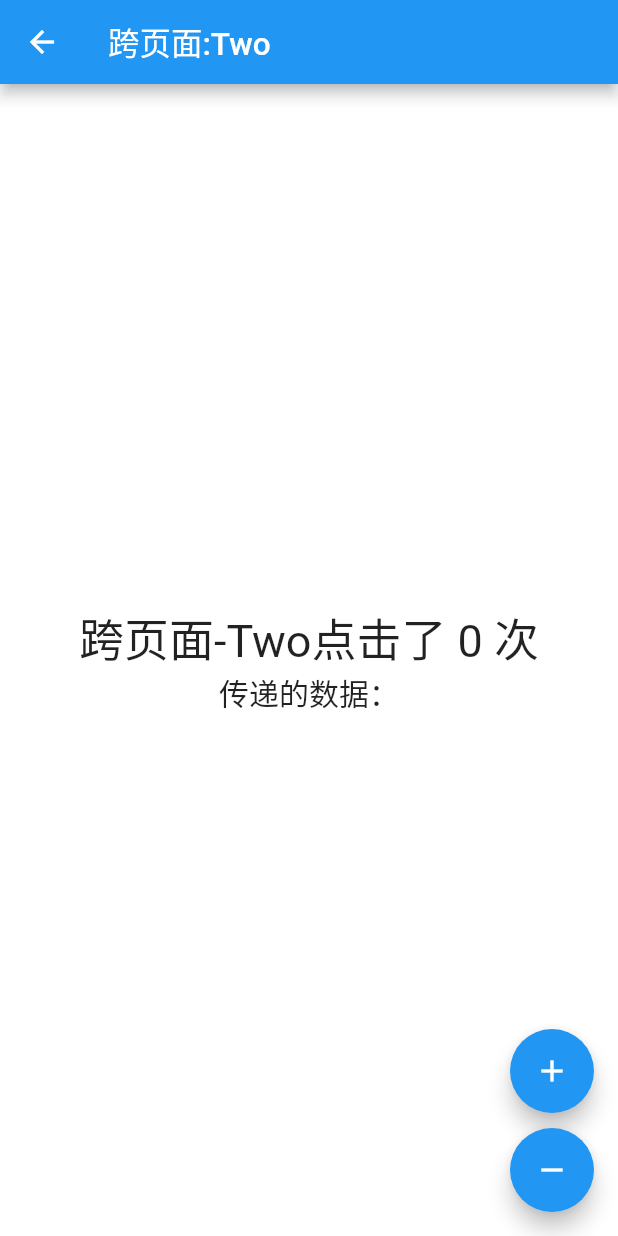
After one commit to MoonCheung/dart-source, a Flutter app: the AcrossTwoPage screen opened by its route, after a tap on the "add" icon, after a tap on the "remove" icon, on a phone screen of 412 x 824 dp. The commit adds this screen. Run offline on Flutter 3.47's test engine with Material 2 defaults, Android fonts, the phone set to English and light mode, and no system bars; our stand-ins replace dio, equatable, event_bus, get; statements that could not run were skipped.

Commit message:
feat: get跨页面组件

```diff
--- a/flutter_demo/lib/router/app_page.dart
+++ b/flutter_demo/lib/router/app_page.dart
@@ -104,6 +104,14 @@ class RouteConfig {
           // NOTE：不再扩展bindings类，可以使用下面BindingsBuilder()方法
           // binding: BindingsBuilder(
           //     () => Get.lazyPut(() => CounterBindingController())))
+          GetPage(
+            name: RouteName.getxacrossone,
+            page: () => AcrossOnePage(title: '跨页面:One'),
+          ),
+          GetPage(
+            name: RouteName.getxacrosstwo,
+            page: () => AcrossTwoPage(title: '跨页面:Two'),
+          ),
         ]),
   ];
 }
--- a/flutter_demo/lib/router/app_routes.dart
+++ b/flutter_demo/lib/router/app_routes.dart
@@ -41,4 +41,8 @@ abstract class RouteName {
   static const String getxcountadvance = '/count_advanced';
   // getx嵌套路由：/getx/count_binding
   static const String getxcountbinding = '/count_binding';
+  // getx嵌套路由：/getx/count_across_one
+  static const String getxacrossone = '/count_across_one';
+  // getx嵌套路由：/getx/count_across_two
+  static const String getxacrosstwo = '/count_across_two';
 }
--- /dev/null
+++ b/flutter_demo/lib/views/getx/across_page/one/logic.dart
@@ -0,0 +1,25 @@
+import 'package:flutter_demo/router/app_page.dart';
+import 'package:get/get.dart';
+
+class GetOneLogic extends GetxController {
+  // 声明整型变量
+  int count = 0;
+
+  // 跳转第二页面
+  void toTwoPage() {
+    Get.toNamed(RouteName.getxacrosstwo, arguments: {'msg': '我是上个页面传递过来的数据'});
+  }
+
+  // 跳转到跨页面回调该下面方法
+  // 定义增量方法
+  void increment() {
+    count++;
+    update();
+  }
+
+  // 定义减量方法
+  void decrement() {
+    count--;
+    update();
+  }
+}
--- /dev/null
+++ b/flutter_demo/lib/views/getx/across_page/one/one.dart
@@ -0,0 +1,32 @@
+import 'package:flutter/material.dart';
+import 'package:get/get.dart';
+
+import 'logic.dart';
+
+class AcrossOnePage extends StatelessWidget {
+  AcrossOnePage({Key? key, required this.title}) : super(key: key);
+  final String title;
+
+  // 使用Get.put()实例化你的类，使其对当下的所有子路由可用。
+  final logic = Get.put(GetOneLogic());
+
+  @override
+  Widget build(BuildContext context) {
+    return Scaffold(
+      backgroundColor: Colors.white,
+      appBar: AppBar(title: Text(title)),
+      floatingActionButton: FloatingActionButton(
+        onPressed: () => logic.toTwoPage(),
+        child: const Icon(Icons.arrow_forward_outlined),
+      ),
+      body: Center(
+        child: GetBuilder<GetOneLogic>(
+          builder: (logic) {
+            return Text('跨页面-Two点击了 ${logic.count} 次',
+                style: const TextStyle(fontSize: 30.0));
+          },
+        ),
+      ),
+    );
+  }
+}
--- /dev/null
+++ b/flutter_demo/lib/views/getx/across_page/two/logic.dart
@@ -0,0 +1,26 @@
+import 'package:get/get.dart';
+
+class GetTwoLogic extends GetxController {
+  int count = 0;
+  String msg = '';
+
+  @override
+  void onReady() {
+    super.onReady();
+    msg = Get.arguments['msg'];
+    update();
+  }
+
+  // 跳转到跨页面回调该下面方法
+  // 定义增量方法
+  void increment() {
+    count++;
+    update();
+  }
+
+  // 定义减量方法
+  void decrement() {
+    count--;
+    update();
+  }
+}
--- /dev/null
+++ b/flutter_demo/lib/views/getx/across_page/two/two.dart
@@ -0,0 +1,69 @@
+import 'package:flutter_demo/views/getx/across_page/one/logic.dart';
+import 'package:flutter/material.dart';
+import 'package:get/get.dart';
+
+import 'logic.dart';
+
+class AcrossTwoPage extends StatelessWidget {
+  AcrossTwoPage({Key? key, required this.title}) : super(key: key);
+  final String title;
+
+  // 查找类并实例化
+  final oneLogic = Get.find<GetOneLogic>();
+  // 使用Get.put()实例化你的类，使其对当下的所有子路由可用。
+  final twoLogic = Get.put(GetTwoLogic());
+
+  @override
+  Widget build(BuildContext context) {
+    return Scaffold(
+        backgroundColor: Colors.white,
+        appBar: AppBar(title: Text(title)),
+        body: Center(
+          child: Column(mainAxisSize: MainAxisSize.min, children: [
+            //计数显示
+            GetBuilder<GetTwoLogic>(
+              builder: (logic) {
+                return Text('跨页面-Two点击了 ${twoLogic.count} 次',
+                    style: const TextStyle(fontSize: 30.0));
+              },
+            ),
+
+            //传递数据
+            GetBuilder<GetTwoLogic>(
+              builder: (logic) {
+                return Text('传递的数据：${twoLogic.msg}',
+                    style: const TextStyle(fontSize: 20.0));
+              },
+            ),
+          ]),
+        ),
+        floatingActionButton: Column(
+          mainAxisAlignment: MainAxisAlignment.end,
+          children: [
+            FloatingActionButton(
+              heroTag: 'btn1',
+              onPressed: () {
+                // 定义增量方法
+                oneLogic.increment();
+                twoLogic.increment();
+              },
+              tooltip: 'Increment',
+              child: const Icon(Icons.add),
+            ),
+            const SizedBox(height: 10),
+            FloatingActionButton(
+              heroTag: 'btn2',
+              onPressed: () {
+                if (twoLogic.count > 0) {
+                  // 定义减量方法
+                  oneLogic.decrement();
+                  twoLogic.decrement();
+                }
+              },
+              tooltip: 'Decrement',
+              child: const Icon(Icons.remove),
+            ),
+          ],
+        ));
+  }
+}
--- a/flutter_demo/lib/views/getx/index.dart
+++ b/flutter_demo/lib/views/getx/index.dart
@@ -10,6 +10,7 @@ class GetxPages extends StatelessWidget {
     '计数器-响应式',
     '计数器-进阶版',
     '计数器-binding使用',
+    '简单跨页面交互',
   ];
   final List<int> colorCodes = <int>[100, 200, 300, 400, 500, 600];
   final List<String> pathList = <String>[
@@ -17,6 +18,7 @@ class GetxPages extends StatelessWidget {
     '/getx/count_rx',
     '/getx/count_advanced',
     '/getx/count_binding',
+    '/getx/count_across_one',
   ];
 
   @override
--- a/flutter_demo/lib/views/getx/router.dart
+++ b/flutter_demo/lib/views/getx/router.dart
@@ -1,3 +1,5 @@
+export 'across_page/one/one.dart';
+export 'across_page/two/two.dart';
 export 'count_binding/binding.dart';
 export 'count_binding/logic.dart';
 export 'count_binding/index.dart';
```
